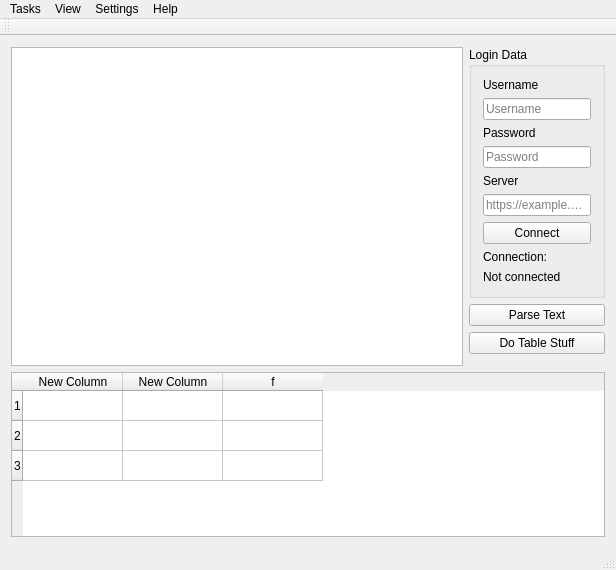
Above: mainwindow.ui from Tercus/ToDo before the change. Below: the same form after it.
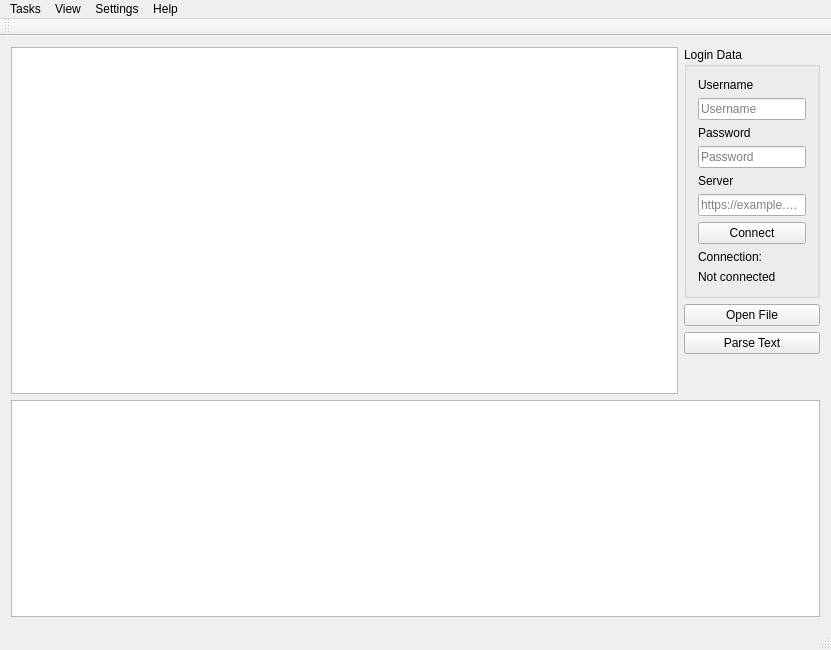
That is the form after the change.

Commit message:
open file to table
I can now select a .ics file and it will fill my table with data

The edit to the form file:
```diff
--- a/mainwindow.ui
+++ b/mainwindow.ui
@@ -6,8 +6,8 @@
    <rect>
     <x>0</x>
     <y>0</y>
-    <width>616</width>
-    <height>570</height>
+    <width>831</width>
+    <height>650</height>
    </rect>
   </property>
   <property name="windowTitle">
@@ -152,6 +152,13 @@
           </layout>
          </widget>
         </item>
+        <item>
+         <widget class="QPushButton" name="pushButton_table">
+          <property name="text">
+           <string>Open File</string>
+          </property>
+         </widget>
+        </item>
         <item>
          <widget class="QPushButton" name="pushButton_parse">
           <property name="text">
@@ -159,13 +166,6 @@
           </property>
          </widget>
         </item>
-        <item>
-         <widget class="QPushButton" name="pushButton_table">
-          <property name="text">
-           <string>Do Table Stuff</string>
-          </property>
-         </widget>
-        </item>
         <item>
          <spacer name="verticalSpacer">
           <property name="orientation">
@@ -186,29 +186,11 @@
     <item>
      <widget class="QTableWidget" name="tableWidget">
       <property name="rowCount">
-       <number>3</number>
+       <number>0</number>
       </property>
       <property name="columnCount">
-       <number>3</number>
+       <number>0</number>
       </property>
-      <row/>
-      <row/>
-      <row/>
-      <column>
-       <property name="text">
-        <string>New Column</string>
-       </property>
-      </column>
-      <column>
-       <property name="text">
-        <string>New Column</string>
-       </property>
-      </column>
-      <column>
-       <property name="text">
-        <string>f</string>
-       </property>
-      </column>
      </widget>
     </item>
    </layout>
@@ -218,7 +200,7 @@
     <rect>
      <x>0</x>
      <y>0</y>
-     <width>616</width>
+     <width>831</width>
      <height>19</height>
     </rect>
    </property>
```
The commit also changes 1 other file.
